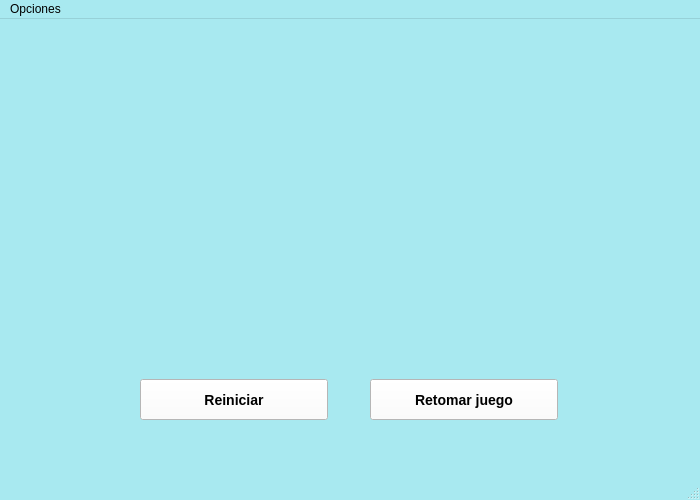
This is ProyectoFinal/ventanaseleccionjuego.ui in lilianabarbosa15/PROYECTO_FINAL as Qt 5 draws it before an edit. The edited form follows.
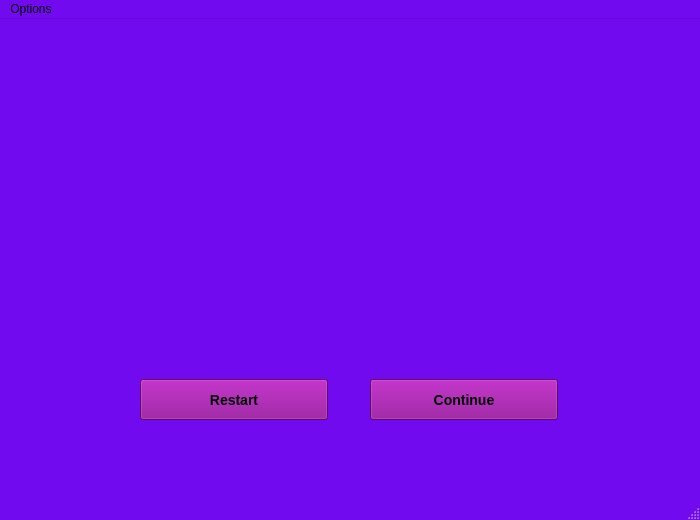
This is the edited form. Icons and pictures are not drawn.

Diff of the .ui file:
```diff
--- a/ProyectoFinal/ventanaseleccionjuego.ui
+++ b/ProyectoFinal/ventanaseleccionjuego.ui
@@ -7,19 +7,19 @@
     <x>0</x>
     <y>0</y>
     <width>700</width>
-    <height>500</height>
+    <height>520</height>
    </rect>
   </property>
   <property name="minimumSize">
    <size>
     <width>700</width>
-    <height>500</height>
+    <height>520</height>
    </size>
   </property>
   <property name="maximumSize">
    <size>
     <width>700</width>
-    <height>500</height>
+    <height>520</height>
    </size>
   </property>
   <property name="palette">
@@ -37,8 +37,8 @@
      <colorrole role="Button">
       <brush brushstyle="SolidPattern">
        <color alpha="255">
-        <red>168</red>
-        <green>233</green>
+        <red>114</red>
+        <green>10</green>
         <blue>240</blue>
        </color>
       </brush>
@@ -46,8 +46,8 @@
      <colorrole role="Light">
       <brush brushstyle="SolidPattern">
        <color alpha="255">
-        <red>255</red>
-        <green>255</green>
+        <red>179</red>
+        <green>116</green>
         <blue>255</blue>
        </color>
       </brush>
@@ -55,8 +55,8 @@
      <colorrole role="Midlight">
       <brush brushstyle="SolidPattern">
        <color alpha="255">
-        <red>211</red>
-        <green>244</green>
+        <red>146</red>
+        <green>63</green>
         <blue>247</blue>
        </color>
       </brush>
@@ -64,8 +64,8 @@
      <colorrole role="Dark">
       <brush brushstyle="SolidPattern">
        <color alpha="255">
-        <red>84</red>
-        <green>116</green>
+        <red>57</red>
+        <green>5</green>
         <blue>120</blue>
        </color>
       </brush>
@@ -73,8 +73,8 @@
      <colorrole role="Mid">
       <brush brushstyle="SolidPattern">
        <color alpha="255">
-        <red>112</red>
-        <green>155</green>
+        <red>76</red>
+        <green>6</green>
         <blue>160</blue>
        </color>
       </brush>
@@ -118,8 +118,8 @@
      <colorrole role="Window">
       <brush brushstyle="SolidPattern">
        <color alpha="255">
-        <red>168</red>
-        <green>233</green>
+        <red>114</red>
+        <green>10</green>
         <blue>240</blue>
        </color>
       </brush>
@@ -136,8 +136,8 @@
      <colorrole role="AlternateBase">
       <brush brushstyle="SolidPattern">
        <color alpha="255">
-        <red>211</red>
-        <green>244</green>
+        <red>184</red>
+        <green>132</green>
         <blue>247</blue>
        </color>
       </brush>
@@ -183,8 +183,8 @@
      <colorrole role="Button">
       <brush brushstyle="SolidPattern">
        <color alpha="255">
-        <red>168</red>
-        <green>233</green>
+        <red>114</red>
+        <green>10</green>
         <blue>240</blue>
        </color>
       </brush>
@@ -192,8 +192,8 @@
      <colorrole role="Light">
       <brush brushstyle="SolidPattern">
        <color alpha="255">
-        <red>255</red>
-        <green>255</green>
+        <red>179</red>
+        <green>116</green>
         <blue>255</blue>
        </color>
       </brush>
@@ -201,8 +201,8 @@
      <colorrole role="Midlight">
       <brush brushstyle="SolidPattern">
        <color alpha="255">
-        <red>211</red>
-        <green>244</green>
+        <red>146</red>
+        <green>63</green>
         <blue>247</blue>
        </color>
       </brush>
@@ -210,8 +210,8 @@
      <colorrole role="Dark">
       <brush brushstyle="SolidPattern">
        <color alpha="255">
-        <red>84</red>
-        <green>116</green>
+        <red>57</red>
+        <green>5</green>
         <blue>120</blue>
        </color>
       </brush>
@@ -219,8 +219,8 @@
      <colorrole role="Mid">
       <brush brushstyle="SolidPattern">
        <color alpha="255">
-        <red>112</red>
-        <green>155</green>
+        <red>76</red>
+        <green>6</green>
         <blue>160</blue>
        </color>
       </brush>
@@ -264,8 +264,8 @@
      <colorrole role="Window">
       <brush brushstyle="SolidPattern">
        <color alpha="255">
-        <red>168</red>
-        <green>233</green>
+        <red>114</red>
+        <green>10</green>
         <blue>240</blue>
        </color>
       </brush>
@@ -282,8 +282,8 @@
      <colorrole role="AlternateBase">
       <brush brushstyle="SolidPattern">
        <color alpha="255">
-        <red>211</red>
-        <green>244</green>
+        <red>184</red>
+        <green>132</green>
         <blue>247</blue>
        </color>
       </brush>
@@ -320,8 +320,8 @@
      <colorrole role="WindowText">
       <brush brushstyle="SolidPattern">
        <color alpha="255">
-        <red>84</red>
-        <green>116</green>
+        <red>57</red>
+        <green>5</green>
         <blue>120</blue>
        </color>
       </brush>
@@ -329,8 +329,8 @@
      <colorrole role="Button">
       <brush brushstyle="SolidPattern">
        <color alpha="255">
-        <red>168</red>
-        <green>233</green>
+        <red>114</red>
+        <green>10</green>
         <blue>240</blue>
        </color>
       </brush>
@@ -338,8 +338,8 @@
      <colorrole role="Light">
       <brush brushstyle="SolidPattern">
        <color alpha="255">
-        <red>255</red>
-        <green>255</green>
+        <red>179</red>
+        <green>116</green>
         <blue>255</blue>
        </color>
       </brush>
@@ -347,8 +347,8 @@
      <colorrole role="Midlight">
       <brush brushstyle="SolidPattern">
        <color alpha="255">
-        <red>211</red>
-        <green>244</green>
+        <red>146</red>
+        <green>63</green>
         <blue>247</blue>
        </color>
       </brush>
@@ -356,8 +356,8 @@
      <colorrole role="Dark">
       <brush brushstyle="SolidPattern">
        <color alpha="255">
-        <red>84</red>
-        <green>116</green>
+        <red>57</red>
+        <green>5</green>
         <blue>120</blue>
        </color>
       </brush>
@@ -365,8 +365,8 @@
      <colorrole role="Mid">
       <brush brushstyle="SolidPattern">
        <color alpha="255">
-        <red>112</red>
-        <green>155</green>
+        <red>76</red>
+        <green>6</green>
         <blue>160</blue>
        </color>
       </brush>
@@ -374,8 +374,8 @@
      <colorrole role="Text">
       <brush brushstyle="SolidPattern">
        <color alpha="255">
-        <red>84</red>
-        <green>116</green>
+        <red>57</red>
+        <green>5</green>
         <blue>120</blue>
        </color>
       </brush>
@@ -392,8 +392,8 @@
      <colorrole role="ButtonText">
       <brush brushstyle="SolidPattern">
        <color alpha="255">
-        <red>84</red>
-        <green>116</green>
+        <red>57</red>
+        <green>5</green>
         <blue>120</blue>
        </color>
       </brush>
@@ -401,8 +401,8 @@
      <colorrole role="Base">
       <brush brushstyle="SolidPattern">
        <color alpha="255">
-        <red>168</red>
-        <green>233</green>
+        <red>114</red>
+        <green>10</green>
         <blue>240</blue>
        </color>
       </brush>
@@ -410,8 +410,8 @@
      <colorrole role="Window">
       <brush brushstyle="SolidPattern">
        <color alpha="255">
-        <red>168</red>
-        <green>233</green>
+        <red>114</red>
+        <green>10</green>
         <blue>240</blue>
        </color>
       </brush>
@@ -428,8 +428,8 @@
      <colorrole role="AlternateBase">
       <brush brushstyle="SolidPattern">
        <color alpha="255">
-        <red>168</red>
-        <green>233</green>
+        <red>114</red>
+        <green>10</green>
         <blue>240</blue>
        </color>
       </brush>
@@ -491,7 +491,7 @@
     </property>
     <property name="styleSheet">
      <string notr="true">QPushButton {
-	background-color: white;
+	background-color: #8c0391;
 	border-width: 3px;
     border-color: beige;
     font: bold 14px;
@@ -500,7 +500,7 @@
 }</string>
     </property>
     <property name="text">
-     <string>Reiniciar</string>
+     <string>Restart</string>
     </property>
    </widget>
    <widget class="QPushButton" name="retomarJuego">
@@ -526,7 +526,7 @@
     </property>
     <property name="styleSheet">
      <string notr="true">QPushButton {
-	background-color: white;
+	background-color: #8c0391;
 	border-width: 3px;
     border-color: beige;
     font: bold 14px;
@@ -535,7 +535,20 @@
 }</string>
     </property>
     <property name="text">
-     <string>Retomar juego</string>
+     <string>Continue</string>
+    </property>
+   </widget>
+   <widget class="QLabel" name="label">
+    <property name="geometry">
+     <rect>
+      <x>30</x>
+      <y>70</y>
+      <width>641</width>
+      <height>231</height>
+     </rect>
+    </property>
+    <property name="text">
+     <string>&lt;html&gt;&lt;head/&gt;&lt;body&gt;&lt;p&gt;&lt;img src=&quot;:/V1/Fondos/SeleccionJuego.jpg&quot;/&gt;&lt;/p&gt;&lt;/body&gt;&lt;/html&gt;</string>
     </property>
    </widget>
   </widget>
@@ -545,12 +558,12 @@
      <x>0</x>
      <y>0</y>
      <width>700</width>
-     <height>22</height>
+     <height>21</height>
     </rect>
    </property>
    <widget class="QMenu" name="menuOpciones">
     <property name="title">
-     <string>Opciones</string>
+     <string>Options</string>
     </property>
     <addaction name="actionSobrePersonajes"/>
    </widget>
```
Left out of the diff: 16 changed lines with no effect on the pictures.
